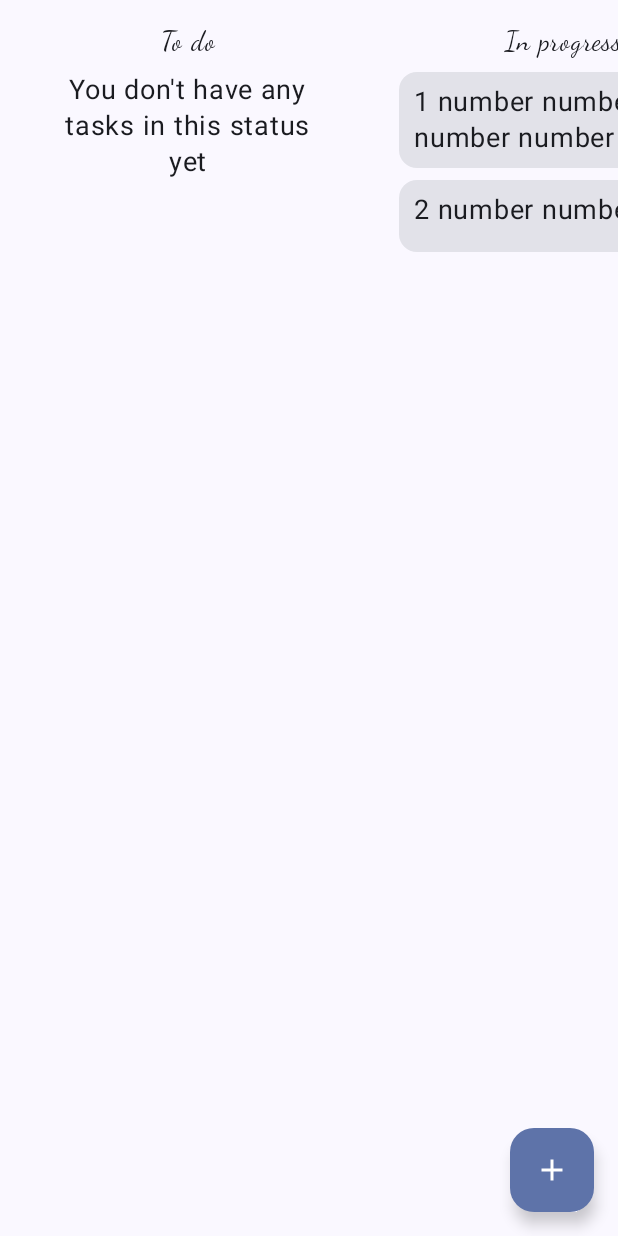
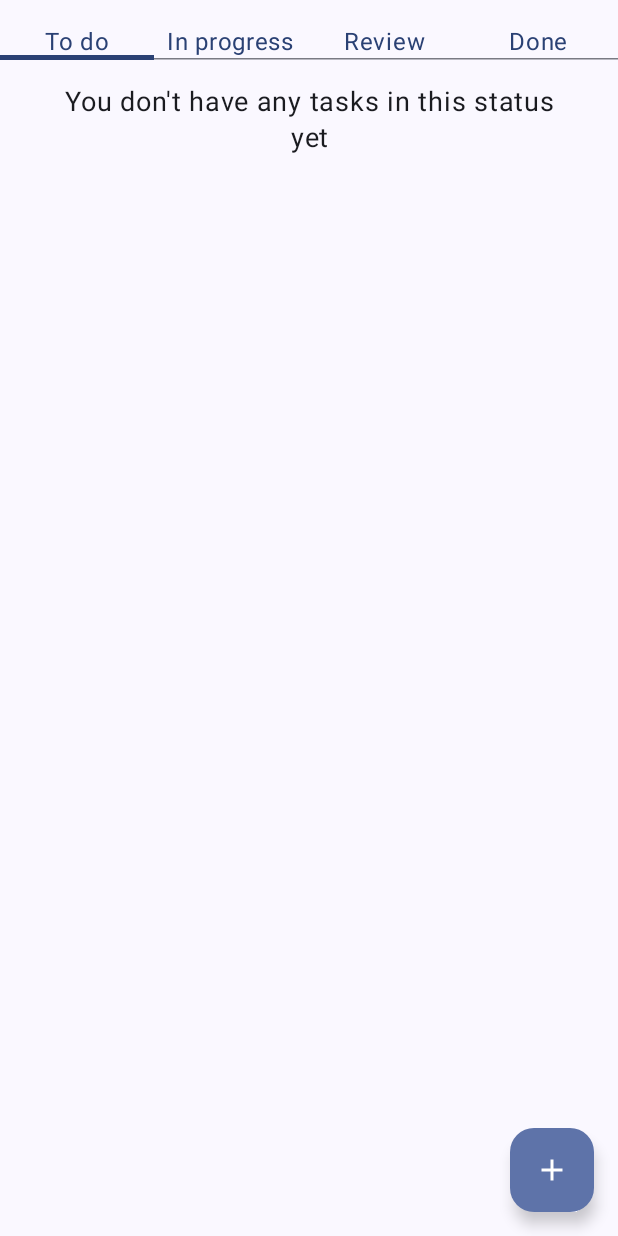
Before and after one commit to vkochenkov/AndroidApp-TaskManager, an Android app built with Jetpack Compose: the @Preview function PreviewFull, on a phone screen of 412 x 824 dp. Run offline under Robolectric (Android 15) with nearby library versions, the light colour scheme and no system bars; our stand-ins replace Room's generated code, accompanist.

Commit message:
return pager instead lazy row

```diff
--- a/app/build.gradle
+++ b/app/build.gradle
@@ -74,6 +74,8 @@ dependencies {
     annotationProcessor "androidx.room:room-compiler:$room_version"
     implementation "androidx.room:room-ktx:$room_version"
     kapt "androidx.room:room-compiler:$room_version"
+
+    implementation "com.google.accompanist:accompanist-pager:0.27.1"
 }
 
 // Allow references to generated code
--- a/app/src/main/java/com/vkochenkov/taskmanager/presentation/screen/main/MainBody.kt
+++ b/app/src/main/java/com/vkochenkov/taskmanager/presentation/screen/main/MainBody.kt
@@ -4,35 +4,41 @@ import android.content.res.Configuration
 import androidx.compose.foundation.*
 import androidx.compose.foundation.layout.*
 import androidx.compose.foundation.lazy.LazyColumn
-import androidx.compose.foundation.lazy.LazyRow
 import androidx.compose.foundation.shape.RoundedCornerShape
 import androidx.compose.material.icons.Icons
 import androidx.compose.material.icons.filled.Add
 import androidx.compose.material3.*
 import androidx.compose.runtime.*
+import androidx.compose.runtime.saveable.rememberSaveable
 import androidx.compose.ui.Alignment
 import androidx.compose.ui.Modifier
 import androidx.compose.ui.layout.onGloballyPositioned
 import androidx.compose.ui.platform.LocalContext
 import androidx.compose.ui.platform.LocalDensity
 import androidx.compose.ui.res.stringResource
-import androidx.compose.ui.text.font.FontFamily
 import androidx.compose.ui.text.style.TextAlign
 import androidx.compose.ui.text.style.TextOverflow
 import androidx.compose.ui.tooling.preview.Devices
 import androidx.compose.ui.tooling.preview.Preview
 import androidx.compose.ui.unit.dp
 import androidx.compose.ui.unit.sp
+import com.google.accompanist.pager.ExperimentalPagerApi
+import com.google.accompanist.pager.HorizontalPager
+import com.google.accompanist.pager.PagerState
+import com.google.accompanist.pager.rememberPagerState
 import com.vkochenkov.taskmanager.R
 import com.vkochenkov.taskmanager.data.model.Task
 import com.vkochenkov.taskmanager.presentation.theme.TaskManagerTheme
+import kotlinx.coroutines.launch
 
-@OptIn(ExperimentalMaterial3Api::class)
+@OptIn(ExperimentalMaterial3Api::class, ExperimentalPagerApi::class)
 @Composable
 fun MainBody(
     state: MainBodyState,
     onAction: (MainActions) -> Unit
 ) {
+    val pagerState: PagerState = rememberPagerState()
+
     Surface(
         modifier = Modifier.fillMaxSize(),
         color = MaterialTheme.colorScheme.background
@@ -51,7 +57,7 @@ fun MainBody(
             }
         ) { padding ->
             when (state) {
-                is MainBodyState.ShowContent -> ShowContent(padding, state.tasksList, onAction)
+                is MainBodyState.ShowContent -> ShowContent(padding, state.tasksList, pagerState, onAction)
                 is MainBodyState.ShowEmpty -> ErrorState(
                     padding = padding,
                     text = stringResource(id = R.string.main_empty_text)
@@ -63,36 +69,49 @@ fun MainBody(
     }
 }
 
+@OptIn(ExperimentalPagerApi::class)
 @Composable
 private fun ShowContent(
     padding: PaddingValues,
     tasksList: List<Task>,
+    pagerState: PagerState,
     onAction: (MainActions) -> Unit
 ) {
-    // todo fix incorrect position after go back on this screen
+    var selectedTabIndex by rememberSaveable { mutableStateOf(pagerState.currentPage) }
+    val coroutineScope = rememberCoroutineScope()
 
     Column {
-        LazyRow {
-            for (status in Task.Status.values().filter { it != Task.Status.DONE }) {
-                item {
+        TabRow(
+            selectedTabIndex = selectedTabIndex
+        ) {
+            Task.Status.values().forEachIndexed { index, status ->
+                Tab(
+                    selected = false,
+                    onClick = {
+                        selectedTabIndex = index
+                        coroutineScope.launch {
+                            pagerState.animateScrollToPage(selectedTabIndex)
+                        }
+                    }
+                ) {
+                    Spacer(modifier = Modifier.size(16.dp))
+                    Text(text = status.getNameForUi(LocalContext.current))
+                }
+            }
+        }
+        HorizontalPager(
+            state = pagerState,
+            count = Task.Status.values().size
+        ) { pageIndex ->
+            selectedTabIndex = pagerState.currentPage
             LazyColumn(
                 modifier = Modifier
                     .fillMaxHeight()
-                            .width(250.dp)
                     .padding(padding),
                 contentPadding = PaddingValues(vertical = 16.dp, horizontal = 16.dp),
                 verticalArrangement = Arrangement.spacedBy(8.dp),
             ) {
-                        val filtered = tasksList.filter { it.status == status }
-                        item {
-                            Text(
-                                modifier = Modifier.fillMaxWidth(),
-                                text = status.getNameForUi(LocalContext.current),
-                                textAlign = TextAlign.Center,
-                                fontSize = 18.sp,
-                                fontFamily = FontFamily.Cursive
-                            )
-                        }
+                val filtered = tasksList.filter { it.status == Task.Status.values()[pageIndex] }
                 if (filtered.isNotEmpty()) {
                     for (task in filtered) {
                         item {
@@ -105,8 +124,6 @@ private fun ShowContent(
                             padding = padding,
                             text = stringResource(id = R.string.main_empty_text_status)
                         )
-                            }
-                        }
                     }
                 }
             }
```
Lines whose indentation alone changed are shown as unchanged.
